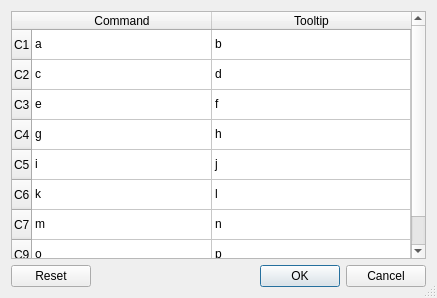
Qt form qt4/Go4GUI/TGo4UserCommandsDialog.ui (gsi-ee/go4) before a commit.
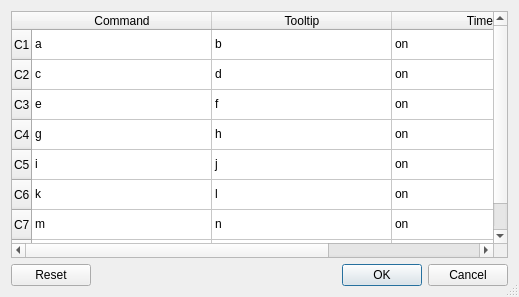
The same form after that commit.

Commit message: go4 gui user commands toolbar: added icons instead of text labels due to problems with automatic keyboard shortcuts under Qt5.0. Removed checkboxes on toolbar by configuration property for automatic timer execution. Will be set in configuration window of user command toolbar. Integrated some icons from www.iconarchive.com, added their disclaimers to mainwindow menu and to license files.

Diff of the .ui file:
```diff
--- a/qt4/Go4GUI/TGo4UserCommandsDialog.ui
+++ b/qt4/Go4GUI/TGo4UserCommandsDialog.ui
@@ -6,8 +6,8 @@
    <rect>
     <x>0</x>
     <y>0</y>
-    <width>437</width>
-    <height>298</height>
+    <width>519</width>
+    <height>297</height>
    </rect>
   </property>
   <property name="windowTitle">
@@ -91,6 +91,11 @@
        <string>Tooltip</string>
       </property>
      </column>
+     <column>
+      <property name="text">
+       <string>Timer</string>
+      </property>
+     </column>
      <item row="0" column="0">
       <property name="text">
        <string>a</string>
@@ -101,6 +106,11 @@
        <string>b</string>
       </property>
      </item>
+     <item row="0" column="2">
+      <property name="text">
+       <string>on</string>
+      </property>
+     </item>
      <item row="1" column="0">
       <property name="text">
        <string>c</string>
@@ -111,6 +121,11 @@
        <string>d</string>
       </property>
      </item>
+     <item row="1" column="2">
+      <property name="text">
+       <string>on</string>
+      </property>
+     </item>
      <item row="2" column="0">
       <property name="text">
        <string>e</string>
@@ -121,6 +136,11 @@
        <string>f</string>
       </property>
      </item>
+     <item row="2" column="2">
+      <property name="text">
+       <string>on</string>
+      </property>
+     </item>
      <item row="3" column="0">
       <property name="text">
        <string>g</string>
@@ -131,6 +151,11 @@
        <string>h</string>
       </property>
      </item>
+     <item row="3" column="2">
+      <property name="text">
+       <string>on</string>
+      </property>
+     </item>
      <item row="4" column="0">
       <property name="text">
        <string>i</string>
@@ -141,6 +166,11 @@
        <string>j</string>
       </property>
      </item>
+     <item row="4" column="2">
+      <property name="text">
+       <string>on</string>
+      </property>
+     </item>
      <item row="5" column="0">
       <property name="text">
        <string>k</string>
@@ -151,6 +181,11 @@
        <string>l</string>
       </property>
      </item>
+     <item row="5" column="2">
+      <property name="text">
+       <string>on</string>
+      </property>
+     </item>
      <item row="6" column="0">
       <property name="text">
        <string>m</string>
@@ -161,6 +196,11 @@
        <string>n</string>
       </property>
      </item>
+     <item row="6" column="2">
+      <property name="text">
+       <string>on</string>
+      </property>
+     </item>
      <item row="7" column="0">
       <property name="text">
        <string>o</string>
@@ -171,6 +211,11 @@
        <string>p</string>
       </property>
      </item>
+     <item row="7" column="2">
+      <property name="text">
+       <string>on</string>
+      </property>
+     </item>
     </widget>
    </item>
   </layout>
```
The commit also changes 30 other files.
